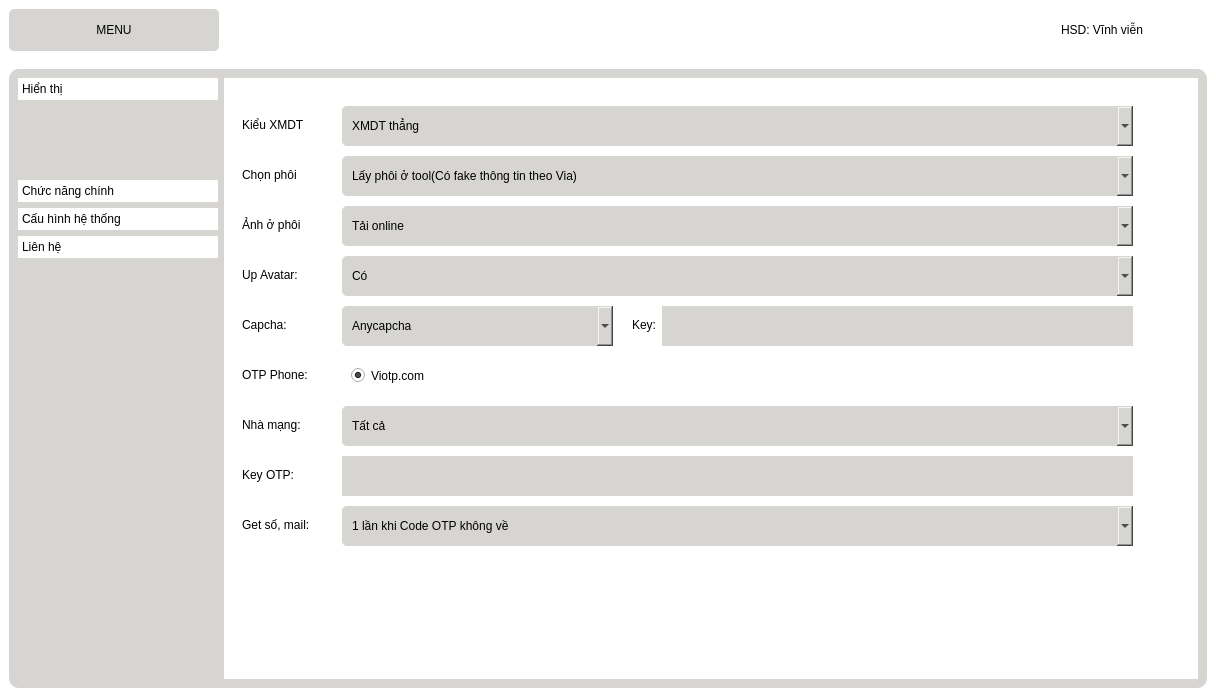
Qt form interface.ui (NguyenHuuHai2310/code_dao) before a commit.
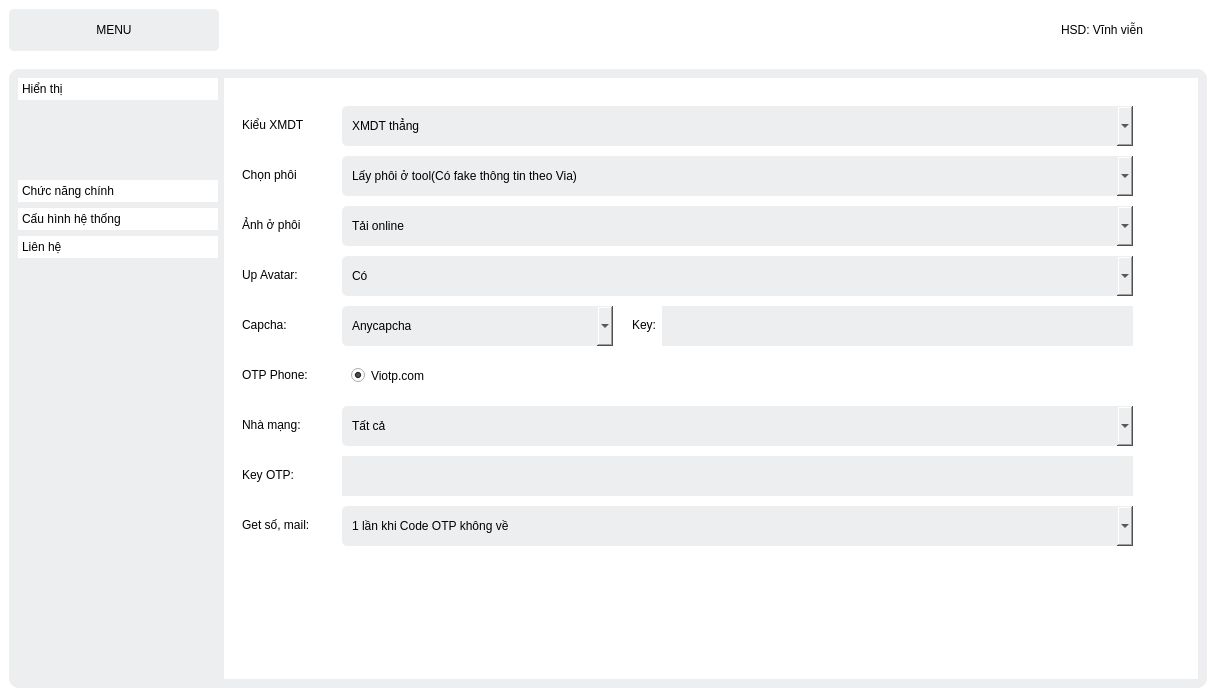
The same form after that commit. The open tabs and pages were chosen to show the change. Icons and pictures are not drawn.

```diff
--- a/interface.ui
+++ b/interface.ui
@@ -159,7 +159,7 @@
              </size>
             </property>
             <property name="styleSheet">
-             <string notr="true">background-color: #d6d5d1;
+             <string notr="true">background-color: #edeef0;
 color: rgb(0,0,0);
 font: 75 15pt &quot;Ubuntu Condensed&quot;;</string>
             </property>
@@ -224,7 +224,7 @@
        <item>
         <widget class="QFrame" name="main_body">
          <property name="styleSheet">
-          <string notr="true">background-color: #d6d5d1;
+          <string notr="true">background-color: #edeef0;
 color: rgb(0,0,0);</string>
          </property>
          <property name="frameShape">
@@ -327,7 +327,7 @@
                       <string notr="true">QToolBox{
 icon-size: 32px;
 border-top:5px;
-background-color: #d6d5d1;
+background-color: #edeef0;
 border-top:15px;
 color: #000000;
 }
@@ -1285,7 +1285,7 @@
                       </size>
                      </property>
                      <property name="styleSheet">
-                      <string notr="true">background-color: #d6d5d1;
+                      <string notr="true">background-color: #edeef0;
 color: rgb(0,0,0);</string>
                      </property>
                      <item>
@@ -1327,7 +1327,7 @@
                       </size>
                      </property>
                      <property name="styleSheet">
-                      <string notr="true">background-color: #d6d5d1;
+                      <string notr="true">background-color: #edeef0;
 color: rgb(0,0,0);</string>
                      </property>
                      <item>
@@ -1377,7 +1377,7 @@
                       </size>
                      </property>
                      <property name="styleSheet">
-                      <string notr="true">background-color: #d6d5d1;
+                      <string notr="true">background-color: #edeef0;
 color: rgb(0,0,0);</string>
                      </property>
                      <item>
@@ -1453,7 +1453,7 @@
                       </size>
                      </property>
                      <property name="styleSheet">
-                      <string notr="true">background-color: #d6d5d1;
+                      <string notr="true">background-color: #edeef0;
 color: rgb(0,0,0);</string>
                      </property>
                      <item>
@@ -1504,7 +1504,7 @@
                       </size>
                      </property>
                      <property name="styleSheet">
-                      <string notr="true">background-color: #d6d5d1;
+                      <string notr="true">background-color: #edeef0;
 color: rgb(0,0,0);</string>
                      </property>
                      <item>
@@ -1566,7 +1566,7 @@
                       </size>
                      </property>
                      <property name="styleSheet">
-                      <string notr="true">background-color: #d6d5d1;
+                      <string notr="true">background-color: #edeef0;
 color: rgb(0,0,0);
 </string>
                      </property>
@@ -1598,7 +1598,7 @@
                       </size>
                      </property>
                      <property name="styleSheet">
-                      <string notr="true">background-color: #d6d5d1;
+                      <string notr="true">background-color: #edeef0;
 color: rgb(0,0,0);</string>
                      </property>
                      <item>
@@ -1678,7 +1678,7 @@
                       </size>
                      </property>
                      <property name="styleSheet">
-                      <string notr="true">background-color: #d6d5d1;
+                      <string notr="true">background-color: #edeef0;
 color: rgb(0,0,0);</string>
                      </property>
                     </widget>
@@ -1704,7 +1704,7 @@
                       </size>
                      </property>
                      <property name="styleSheet">
-                      <string notr="true">background-color: #d6d5d1;
+                      <string notr="true">background-color: #edeef0;
 color: rgb(0,0,0);</string>
                      </property>
                     </widget>
```
Left out of the diff: 9 changed lines with no effect on the pictures.
